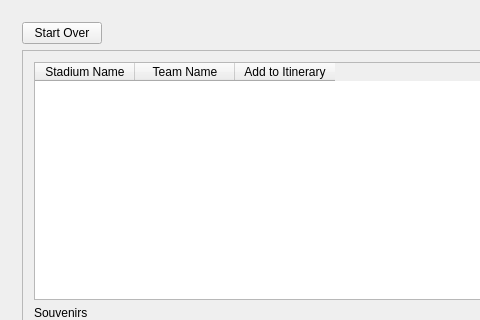
xavierliancw/Based-Itinerary, file Baseball-Itinerary-Program/primewin.ui: the form before one commit; both pictures show x 0 to 480 and y 0 to 320 of the 950 by 510 pixel window.
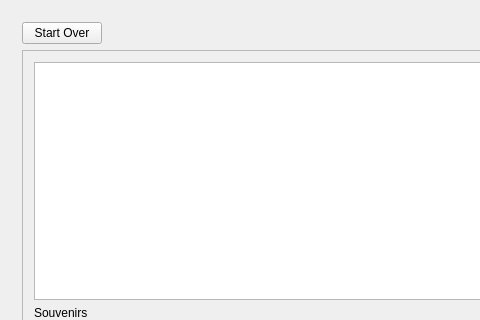
The form after the commit. The open tabs and pages were chosen to show the change.

```diff
--- a/Baseball-Itinerary-Program/primewin.ui
+++ b/Baseball-Itinerary-Program/primewin.ui
@@ -889,7 +889,7 @@
               <enum>QAbstractItemView::SelectRows</enum>
              </property>
              <attribute name="horizontalHeaderVisible">
-              <bool>true</bool>
+              <bool>false</bool>
              </attribute>
              <attribute name="horizontalHeaderStretchLastSection">
               <bool>false</bool>
```
Left out of the diff: 5 changed lines with no effect on the pictures.
